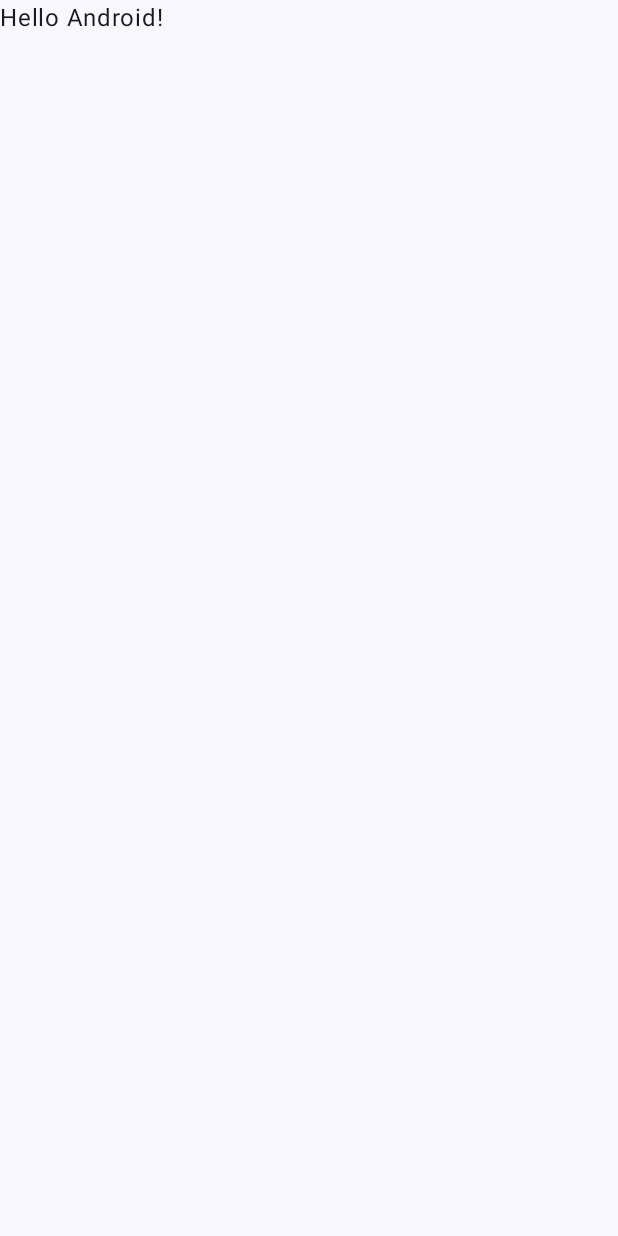
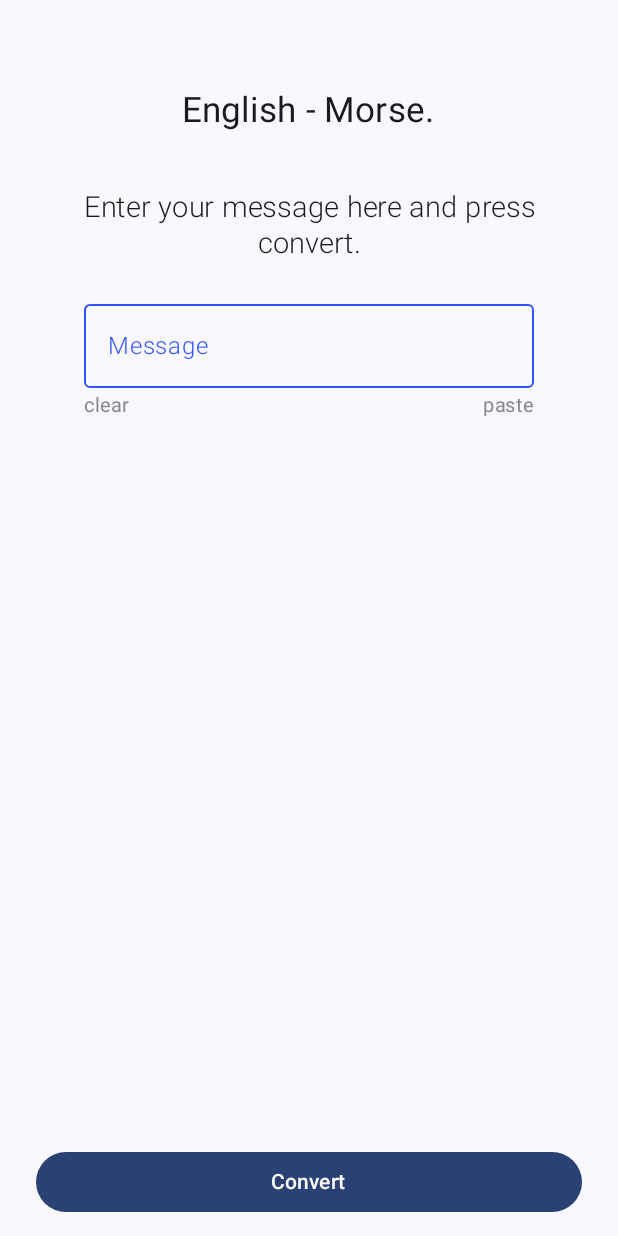
Before and after one commit to Prashant-Sgh/Morse_Link, an Android app built with Jetpack Compose: the screen it shows after launch (MainActivity), on a phone screen of 412 x 824 dp. Before the commit the screen is almost empty. Run offline under Robolectric (Android 15) with nearby library versions, the phone set to English and light mode, and no system bars.

Commit message:
UI related work.

```diff
--- a/app/src/main/java/com/example/morse_link/presentation/MainActivity.kt
+++ b/app/src/main/java/com/example/morse_link/presentation/MainActivity.kt
@@ -11,6 +11,7 @@ import androidx.compose.material3.Text
 import androidx.compose.runtime.Composable
 import androidx.compose.ui.Modifier
 import androidx.compose.ui.tooling.preview.Preview
+import com.example.morse_link.presentation.components.MainScreen
 import com.example.morse_link.presentation.theme.Morse_LinkTheme
 
 class MainActivity : ComponentActivity() {
@@ -20,28 +21,29 @@ class MainActivity : ComponentActivity() {
         setContent {
             Morse_LinkTheme {
                 Scaffold(modifier = Modifier.fillMaxSize()) { innerPadding ->
-                    Greeting(
-                        name = "Android",
-                        modifier = Modifier.padding(innerPadding)
-                    )
+//                    Greeting(
+//                        name = "Android",
+//                        modifier = Modifier.padding(innerPadding)
+//                    )
+                    MainScreen(modifier = Modifier.padding(innerPadding))
                 }
             }
         }
     }
 }
 
-@Composable
-fun Greeting(name: String, modifier: Modifier = Modifier) {
-    Text(
-        text = "Hello $name!",
-        modifier = modifier
-    )
-}
-
-@Preview(showBackground = true)
-@Composable
-fun GreetingPreview() {
-    Morse_LinkTheme {
-        Greeting("Android")
-    }
-}
+//@Composable
+//fun Greeting(name: String, modifier: Modifier = Modifier) {
+//    Text(
+//        text = "Hello $name!",
+//        modifier = modifier
+//    )
+//}
+//
+//@Preview(showBackground = true)
+//@Composable
+//fun GreetingPreview() {
+//    Morse_LinkTheme {
+//        Greeting("Android")
+//    }
+//}
--- a/app/src/main/java/com/example/morse_link/presentation/components/MainScreen.kt
+++ b/app/src/main/java/com/example/morse_link/presentation/components/MainScreen.kt
@@ -37,6 +37,7 @@ import androidx.compose.runtime.setValue
 import androidx.compose.ui.Alignment
 import androidx.compose.ui.Modifier
 import androidx.compose.ui.graphics.Color
+import androidx.compose.ui.platform.LocalClipboardManager
 import androidx.compose.ui.res.painterResource
 import androidx.compose.ui.text.TextStyle
 import androidx.compose.ui.text.font.FontWeight
@@ -46,11 +47,13 @@ import androidx.compose.ui.unit.dp
 import androidx.compose.ui.unit.sp
 import com.example.morse_link.R
 
-@Preview(showBackground = true, showSystemUi = true)
+//@Preview(showBackground = true, showSystemUi = true)
 @Composable
 fun MainScreen(modifier: Modifier = Modifier) {
 
     var isProcessing by remember { mutableStateOf(false) }
+    var message by remember { mutableStateOf("") }
+    val clipBoardManager = LocalClipboardManager.current
 
     Box(
         modifier = Modifier
@@ -66,7 +69,6 @@ fun MainScreen(modifier: Modifier = Modifier) {
         ) {
             Text(
                 "English - Morse.",
-                textAlign = TextAlign.Center,
                 fontSize = 23.sp,
                 fontWeight = FontWeight.Normal,
                 modifier = Modifier
@@ -81,14 +83,17 @@ fun MainScreen(modifier: Modifier = Modifier) {
                     .padding(horizontal = 46.dp)
                 )
 
+            Column(
+                modifier = Modifier.width(300.dp)
+            ){
                 OutlinedTextField(
                     modifier = Modifier
                         .padding(top = 20.dp)
-                    .padding(horizontal = 48.dp)
+                        .fillMaxWidth()
                         .background(color = Color.Transparent),
-                value = "Some message go here, it can be long, very long or short, I don't know it's actual length, but i can try to cover it too by covering that while designing. Some message go here, it can be long, very long or short, I don't know it's actual length, but i can try to cover it too by covering that while designing. Some message go here, it can be long, very long or short, I don't know it's actual length, but i can try to cover it too by covering that while designing. Some message go here, it can be long, very long or short, I don't know it's actual length, but i can try to cover it too by covering that while designing. Some message go here, it can be long, very long or short, I don't know it's actual length, but i can try. Some message go here, it can be long, very long or short, I don't know it's actual length, but i can try. Some message go here, it can be long, very long or short, I don't know it's actual length, but i can try.Some message go here, it can be long, very long or short, I don't know it's actual length, but i can try. Some message go here, it can be long, very long or short, I don't know it's actual length, but i can try. ",
-//                value = "",
-                onValueChange = {},
+
+                    value = message,
+                    onValueChange = { message = it },
                     label = { Text("Message", fontWeight = FontWeight.Light) },
                     textStyle = TextStyle(color = Color(0xFF595959), fontSize = 16.sp),
                     enabled = true,
@@ -97,32 +102,34 @@ fun MainScreen(modifier: Modifier = Modifier) {
                         focusedLabelColor = Color(0xFF19C001),
                         unfocusedBorderColor = Color(0xFF3054FF),
                         unfocusedLabelColor = Color(0xFF3054FF),
-//                    unfocusedBorderColor = Color(0xFF19C001),
-//                    unfocusedLabelColor = Color(0xFF19C001),
                         cursorColor = Color(0xFF19C001),
-                    unfocusedTrailingIconColor = Color.Gray,
-                    focusedTrailingIconColor = Color.DarkGray
                     ),
                     singleLine = false,
                     maxLines = 22,
                 )
 
-            Row (
-                Modifier.padding(horizontal = 52.dp)
-                    .fillMaxWidth(),
+                Row(
+                    modifier = Modifier.fillMaxWidth(),
                     horizontalArrangement = Arrangement.SpaceBetween,
                     verticalAlignment = Alignment.CenterVertically
-            ){
+                ) {
                     Text(
                         "clear",
                         fontSize = 13.sp,
-                    color = Color.Gray
+                        color = Color.Gray,
+                        modifier = Modifier.clickable(enabled = true, onClick = {message = "" })
                     )
                     Text(
                         "paste",
                         fontSize = 13.sp,
-                    color = Color.Gray
+                        color = Color.Gray,
+                        modifier = Modifier.clickable(enabled = true, onClick = {
+                            clipBoardManager.getText()?.let {
+                                message = it.text
+                            }
+                        })
                     )
+                }
             }
 
             Spacer(Modifier.weight(1f))
@@ -141,12 +148,13 @@ fun MainScreen(modifier: Modifier = Modifier) {
 
         ProcessingOverlay(isProcessing)
 
+        if (isProcessing) {
             Column {
                 Spacer(modifier = Modifier.weight(0.8f))
                 Text(
                     "Cancel",
                     fontSize = 13.sp,
-                color = Color.Gray,
+                    color = Color.DarkGray,
                     modifier = Modifier.clickable(enabled = true, onClick = {
                         isProcessing = false
                     })
@@ -155,3 +163,4 @@ fun MainScreen(modifier: Modifier = Modifier) {
             }
         }
     }
+}
--- a/app/src/main/java/com/example/morse_link/presentation/components/ProcessingOverlay.kt
+++ b/app/src/main/java/com/example/morse_link/presentation/components/ProcessingOverlay.kt
@@ -34,7 +34,7 @@ fun ProcessingOverlay(isProcessing: Boolean) {
         ) {
             val randomLoader = Random.nextInt(1,9)
             val composition by rememberLottieComposition(
-                LottieCompositionSpec.Asset("LOADER-5.json")
+                LottieCompositionSpec.Asset("LOADER-$randomLoader.json")
             )
             val progress by animateLottieCompositionAsState(
                 composition = composition,
--- /dev/null
+++ b/app/src/main/java/com/example/morse_link/presentation/components/TransmitScreen.kt
@@ -0,0 +1 @@
+package com.example.morse_link.presentation.components
```
Also changed, not shown: app/src/main/java/com/example/morse_link/presentation/components/ResultScreen.kt (added, +170 -0 lines). Lines whose indentation alone changed are shown as unchanged.
